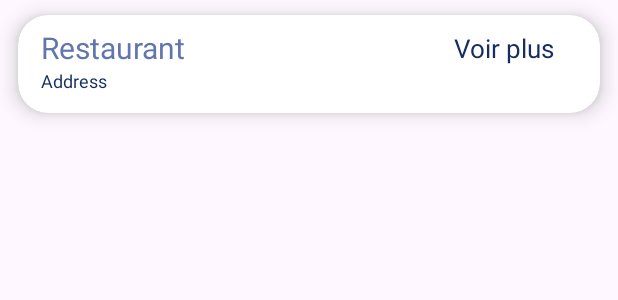
After one commit to Ventona666/Catering, an Android app: the layout list_item.xml on its own in the app's theme, with its tools: preview values and no code run, on a phone screen of 412 x 824 dp. The commit adds this screen. Shown: the top 300 px of the screen. Run offline under Robolectric (Android 15) with nearby library versions, the phone set to English and light mode, and no system bars.

Commit message:
Rework list main menu

```diff
--- a/app/src/main/java/com/example/catering/Fragments/ListeRestaurantFragment.java
+++ b/app/src/main/java/com/example/catering/Fragments/ListeRestaurantFragment.java
@@ -17,6 +17,7 @@ import com.example.catering.Model.Restaurant;
 import com.example.catering.R;
 import com.example.catering.Services.FirebaseService;
 import com.example.catering.Services.UtilsService;
+import com.example.catering.Utils.ListAdapter;
 
 import java.util.ArrayList;
 import java.util.List;
@@ -95,7 +96,7 @@ public class ListeRestaurantFragment extends Fragment {
             public void onDataReceived(List<Restaurant> data) {
                 listeRestaurants = data;
                 listeRestaurantsView = listeRestaurants.stream().map(Restaurant::getNom).collect(Collectors.toList());
-                ArrayAdapter<String> adapter = new ArrayAdapter<>(view.getContext(), android.R.layout.simple_list_item_1, listeRestaurantsView);
+                ListAdapter adapter = new ListAdapter(view.getContext(), listeRestaurants);
                 listItems.setAdapter(adapter);
                 listItems.setOnItemClickListener(onClickListeRestaurant());
             }
@@ -110,8 +111,7 @@ public class ListeRestaurantFragment extends Fragment {
         return new AdapterView.OnItemClickListener() {
             @Override
             public void onItemClick(AdapterView<?> adapterView, View view, int position, long id) {
-                String selectedRestaurant = (String) adapterView.getItemAtPosition(position);
-                Restaurant restaurant = findRestaurantByNom(selectedRestaurant);
+                Restaurant restaurant = (Restaurant) adapterView.getItemAtPosition(position);
                 if(getParentFragment() != null){
                     utilsService.replaceFragment(getParentFragment().getParentFragmentManager(), new RestaurantDetailFragment(restaurant));
                 }
--- a/app/src/main/java/com/example/catering/Services/FirebaseService.java
+++ b/app/src/main/java/com/example/catering/Services/FirebaseService.java
@@ -6,7 +6,6 @@ import androidx.annotation.NonNull;
 
 import com.example.catering.Common.DataCallBack;
 import com.example.catering.Model.Restaurant;
-import com.google.android.gms.tasks.Task;
 import com.google.firebase.database.DataSnapshot;
 import com.google.firebase.database.DatabaseError;
 import com.google.firebase.database.DatabaseReference;
--- a/app/src/main/res/layout/fragment_liste_restaurant.xml
+++ b/app/src/main/res/layout/fragment_liste_restaurant.xml
@@ -8,6 +8,10 @@
     <ListView
         android:id="@+id/list_item"
         android:layout_width="match_parent"
-        android:layout_height="match_parent" />
+        android:layout_height="match_parent"
+        android:layout_marginTop="12dp"
+        tools:listitem="@layout/list_item"
+        android:dividerHeight="8dp"
+        android:divider="@android:color/transparent"/>
 
 </FrameLayout>
--- /dev/null
+++ b/app/src/main/res/layout/list_item.xml
@@ -0,0 +1,52 @@
+<?xml version="1.0" encoding="utf-8"?>
+<androidx.cardview.widget.CardView
+    xmlns:android="http://schemas.android.com/apk/res/android"
+    xmlns:app="http://schemas.android.com/apk/res-auto"
+    android:layout_width="match_parent"
+    android:layout_height="wrap_content"
+    android:layout_marginStart="12dp"
+    android:layout_marginEnd="12dp"
+    android:layout_marginVertical="10dp"
+    app:cardCornerRadius="20dp"
+    app:cardElevation="8dp">
+
+    <RelativeLayout
+        android:layout_width="match_parent"
+        android:layout_height="wrap_content">
+
+        <TextView
+            android:layout_width="270dp"
+            android:layout_height="30dp"
+            android:layout_marginStart="15dp"
+            android:layout_marginVertical="8dp"
+            android:id="@+id/listItemName"
+            android:textSize="20sp"
+            android:text="Restaurant"
+            android:textColor="@color/material_dynamic_primary50">
+        </TextView>
+
+        <TextView
+            android:layout_width="270dp"
+            android:layout_height="30dp"
+            android:layout_marginStart="15dp"
+            android:layout_marginTop="35dp"
+            android:id="@+id/address"
+            android:textSize="12sp"
+            android:text="Address"
+            android:textColor="@color/material_dynamic_primary20">
+        </TextView>
+
+        <TextView
+            android:layout_width="80dp"
+            android:layout_height="24dp"
+            android:layout_marginStart="5dp"
+            android:layout_marginVertical="10dp"
+            android:layout_toEndOf="@+id/listItemName"
+            android:text="Voir plus"
+            android:textColor="@color/material_dynamic_primary20"
+            android:textSize="17sp">
+        </TextView>
+
+    </RelativeLayout>
+
+</androidx.cardview.widget.CardView>
```
Also changed, not shown: app/src/main/java/com/example/catering/Utils/ListAdapter.java (added, +43 -0 lines).
